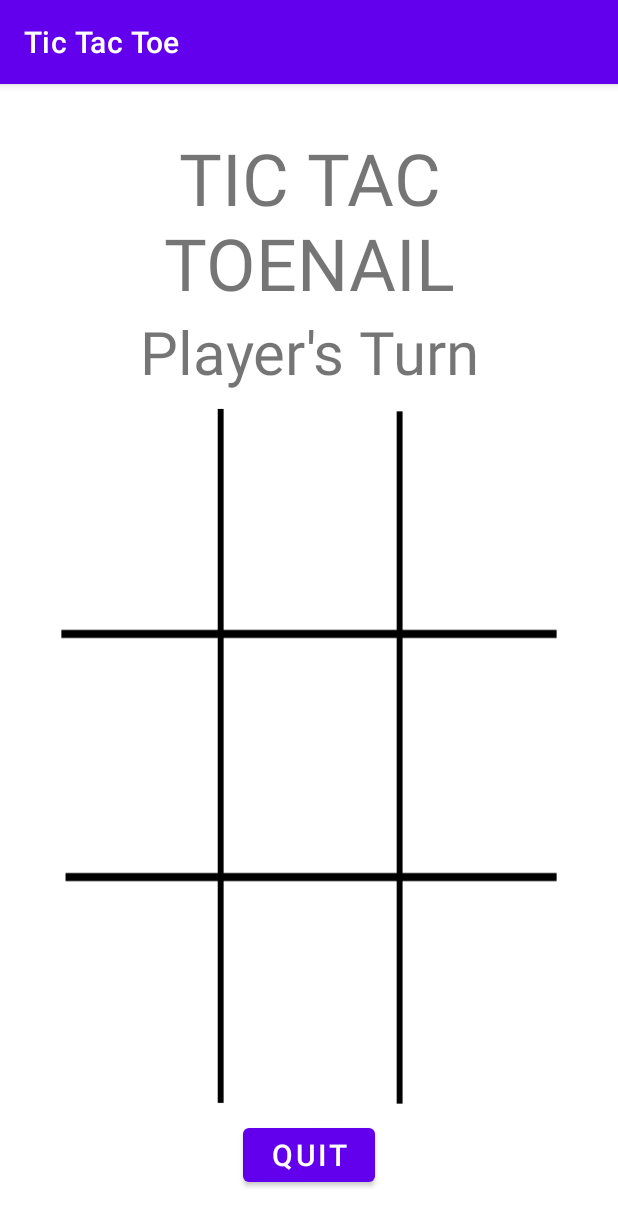
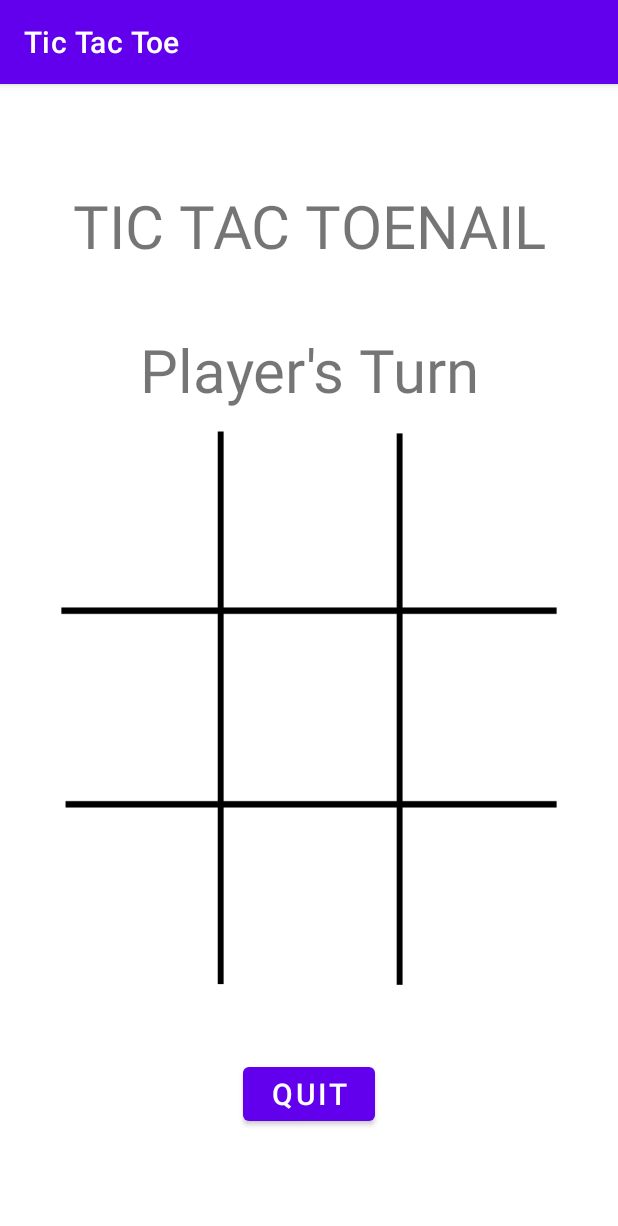
Before and after one commit to dolbek/TicTacToeAndroid, an Android app: the GameActivity screen opened directly, with no data from a screen before it, on a phone screen of 412 x 824 dp. Shown: the top 1226 px of the screen. Run offline under Robolectric (Android 15) with nearby library versions, the phone set to English and light mode, and no system bars.

Commit message:
layout work

```diff
--- a/app/src/main/res/layout/activity_game.xml
+++ b/app/src/main/res/layout/activity_game.xml
@@ -12,30 +12,33 @@
     <TextView
         android:id="@+id/titleText"
         android:layout_width="match_parent"
-        android:layout_height="wrap_content"
+        android:layout_height="0dp"
+        android:layout_weight="1"
         android:gravity="center"
         android:text="TIC TAC TOENAIL"
-        android:textSize="48sp" />
+        android:textSize="40sp" />
 
     <TextView
         android:id="@+id/turnText"
         android:layout_width="match_parent"
-        android:layout_height="wrap_content"
+        android:layout_height="0dp"
+        android:layout_weight="0.5"
         android:gravity="center"
         android:text="Player's Turn"
         android:textSize="40sp" />
 
-    <TableLayout
+    <LinearLayout
         android:layout_width="match_parent"
         android:layout_height="0dp"
-        android:layout_weight="1"
+        android:layout_weight="3"
         android:background="@drawable/board"
         android:gravity="center_horizontal|center_vertical"
-        android:weightSum="3">
+        android:orientation="vertical">
 
-        <TableRow
+        <LinearLayout
             android:layout_width="match_parent"
-            android:layout_height="match_parent">
+            android:layout_height="wrap_content"
+            android:orientation="horizontal">
 
             <ImageView
                 android:id="@+id/imageView1_1"
@@ -60,11 +63,12 @@
                 android:layout_weight="1"
                 android:adjustViewBounds="true"
                 app:srcCompat="@drawable/blank" />
-        </TableRow>
+        </LinearLayout>
 
-        <TableRow
+        <LinearLayout
             android:layout_width="match_parent"
-            android:layout_height="match_parent">
+            android:layout_height="wrap_content"
+            android:orientation="horizontal">
 
             <ImageView
                 android:id="@+id/imageView2_1"
@@ -89,11 +93,12 @@
                 android:layout_weight="1"
                 android:adjustViewBounds="true"
                 app:srcCompat="@drawable/blank" />
-        </TableRow>
+        </LinearLayout>
 
-        <TableRow
+        <LinearLayout
             android:layout_width="match_parent"
-            android:layout_height="match_parent">
+            android:layout_height="wrap_content"
+            android:orientation="horizontal">
 
             <ImageView
                 android:id="@+id/imageView3_1"
@@ -118,13 +123,14 @@
                 android:layout_weight="1"
                 android:adjustViewBounds="true"
                 app:srcCompat="@drawable/blank" />
-        </TableRow>
+        </LinearLayout>
 
-    </TableLayout>
+    </LinearLayout>
 
     <LinearLayout
         android:layout_width="match_parent"
-        android:layout_height="wrap_content"
+        android:layout_height="0dp"
+        android:layout_weight="1"
         android:gravity="center"
         android:orientation="horizontal">
 
```
